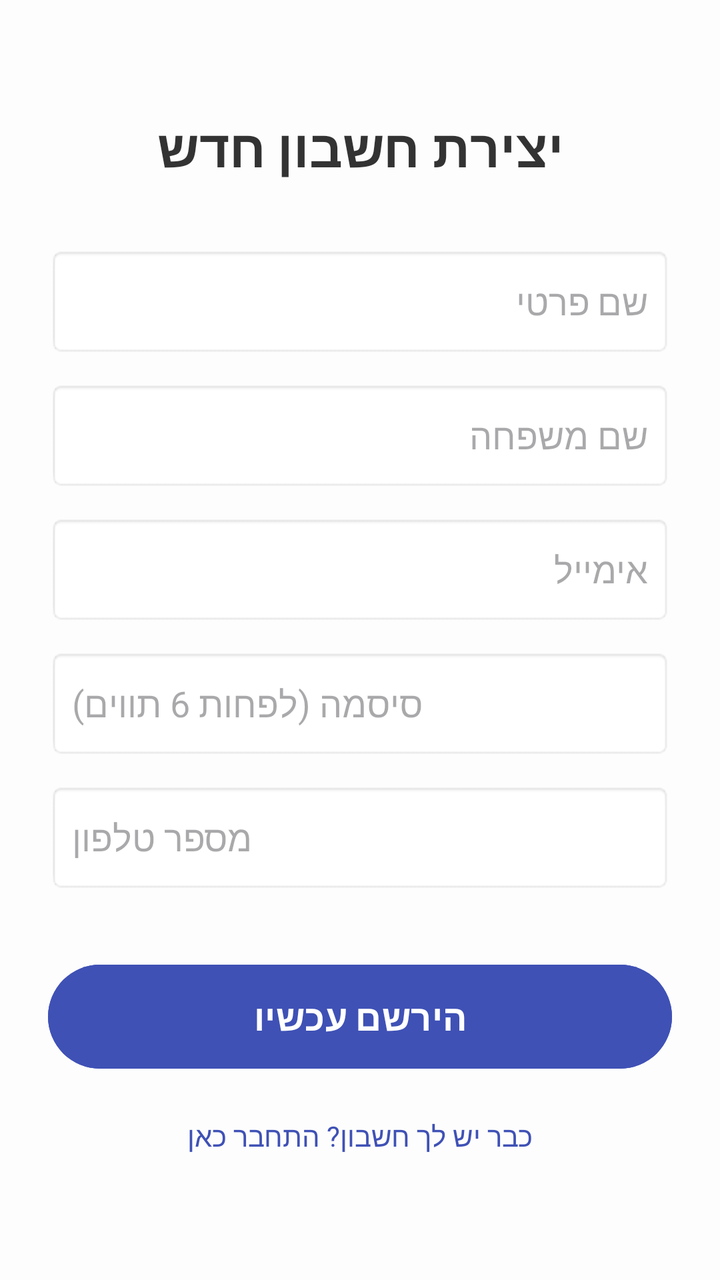
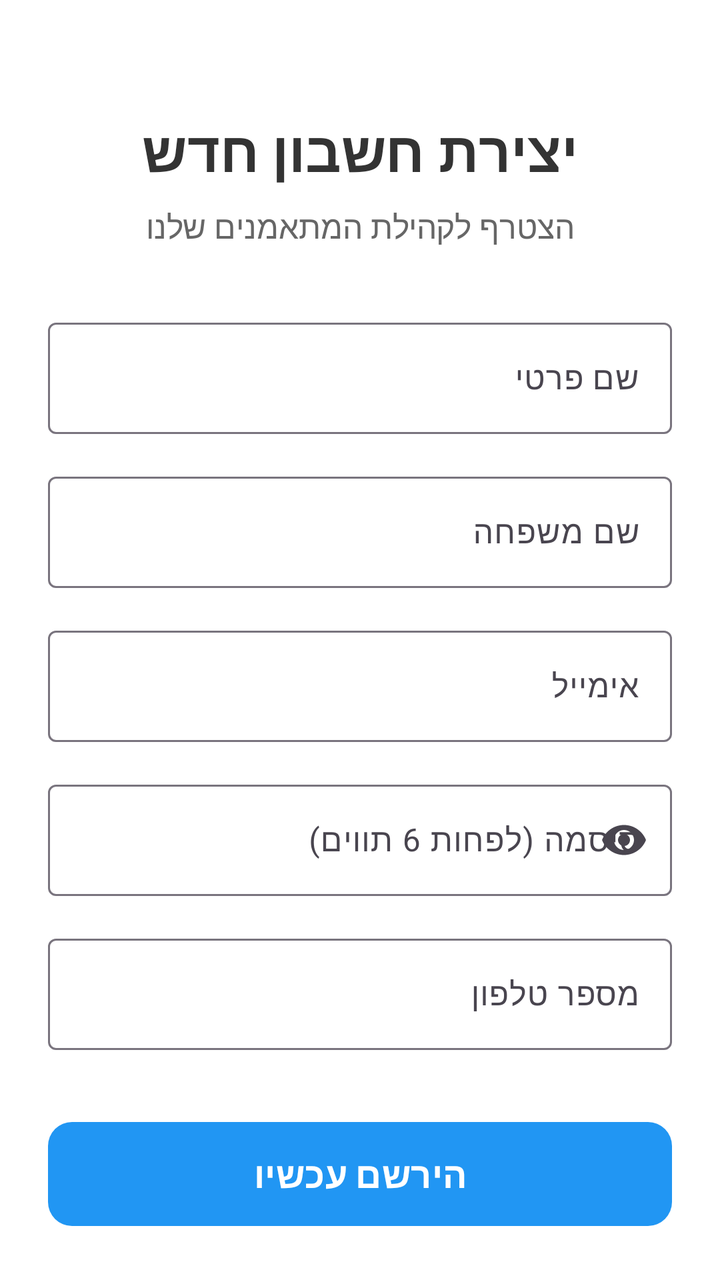

The first picture is an Android layout as it rendered before a commit; the second is the same layout after the commit. The layout source and the unified diff follow.
<!-- AndroidManifest.xml: application theme Theme.Gym_calender10 -->
<!-- res/layout/activity_register.xml -->
<?xml version="1.0" encoding="utf-8"?>
<androidx.constraintlayout.widget.ConstraintLayout
    xmlns:android="http://schemas.android.com/apk/res/android"
    xmlns:app="http://schemas.android.com/apk/res-auto"
    xmlns:tools="http://schemas.android.com/tools"
    android:id="@+id/main"
    android:layout_width="match_parent"
    android:layout_height="match_parent"
    android:padding="24dp"
    android:background="#FDFDFD"
    tools:context=".RegisterActivity">

    <TextView
        android:id="@+id/topic"
        android:layout_width="wrap_content"
        android:layout_height="wrap_content"
        android:layout_marginTop="32dp"
        android:text="יצירת חשבון חדש"
        android:textColor="#333333"
        android:textSize="26sp"
        android:textStyle="bold"
        app:layout_constraintEnd_toEndOf="parent"
        app:layout_constraintStart_toStartOf="parent"
        app:layout_constraintTop_toTopOf="parent" />

    <EditText
        android:id="@+id/fname"
        android:layout_width="0dp"
        android:layout_height="55dp"
        android:layout_marginTop="32dp"
        android:background="@android:drawable/editbox_background"
        android:hint="שם פרטי"
        android:inputType="textPersonName"
        android:padding="12dp"
        app:layout_constraintEnd_toEndOf="parent"
        app:layout_constraintStart_toStartOf="parent"
        app:layout_constraintTop_toBottomOf="@+id/topic" />

    <EditText
        android:id="@+id/et_lname"
        android:layout_width="0dp"
        android:layout_height="55dp"
        android:layout_marginTop="12dp"
        android:background="@android:drawable/editbox_background"
        android:hint="שם משפחה"
        android:inputType="textPersonName"
        android:padding="12dp"
        app:layout_constraintEnd_toEndOf="parent"
        app:layout_constraintStart_toStartOf="parent"
        app:layout_constraintTop_toBottomOf="@+id/fname" />

    <EditText
        android:id="@+id/et_email"
        android:layout_width="0dp"
        android:layout_height="55dp"
        android:layout_marginTop="12dp"
        android:background="@android:drawable/editbox_background"
        android:hint="אימייל"
        android:inputType="textEmailAddress"
        android:padding="12dp"
        app:layout_constraintEnd_toEndOf="parent"
        app:layout_constraintStart_toStartOf="parent"
        app:layout_constraintTop_toBottomOf="@+id/et_lname" />

    <EditText
        android:id="@+id/et_password"
        android:layout_width="0dp"
        android:layout_height="55dp"
        android:layout_marginTop="12dp"
        android:background="@android:drawable/editbox_background"
        android:hint="סיסמה (לפחות 6 תווים)"
        android:inputType="textPassword"
        android:padding="12dp"
        app:layout_constraintEnd_toEndOf="parent"
        app:layout_constraintStart_toStartOf="parent"
        app:layout_constraintTop_toBottomOf="@+id/et_email" />

    <EditText
        android:id="@+id/et_phone"
        android:layout_width="0dp"
        android:layout_height="55dp"
        android:layout_marginTop="12dp"
        android:background="@android:drawable/editbox_background"
        android:hint="מספר טלפון"
        android:inputType="phone"
        android:padding="12dp"
        app:layout_constraintEnd_toEndOf="parent"
        app:layout_constraintStart_toStartOf="parent"
        app:layout_constraintTop_toBottomOf="@+id/et_password" />

    <Button
        android:id="@+id/btnRegister"
        android:layout_width="0dp"
        android:layout_height="60dp"
        android:layout_marginTop="32dp"
        android:backgroundTint="#3F51B5"
        android:text="הירשם עכשיו"
        android:textColor="#FFFFFF"
        android:textSize="18sp"
        android:textStyle="bold"
        app:layout_constraintEnd_toEndOf="parent"
        app:layout_constraintStart_toStartOf="parent"
        app:layout_constraintTop_toBottomOf="@+id/et_phone" />

    <TextView
        android:id="@+id/btnToLogin"
        android:layout_width="wrap_content"
        android:layout_height="wrap_content"
        android:layout_marginTop="20dp"
        android:text="כבר יש לך חשבון? התחבר כאן"
        android:textColor="#3F51B5"
        android:textSize="14sp"
        app:layout_constraintEnd_toEndOf="parent"
        app:layout_constraintStart_toStartOf="parent"
        app:layout_constraintTop_toBottomOf="@+id/btnRegister" />

</androidx.constraintlayout.widget.ConstraintLayout>
<!-- resources referenced by this layout -->
<resources>
  <style name="Theme.Gym_calender10" parent="Theme.Material3.Light.NoActionBar">
          <item name="android:colorBackground">#FFFFFF</item>
          <item name="android:textColor">#000000</item>
          <item name="colorPrimary">#2196F3</item>
          <item name="colorPrimaryDark">#1976D2</item>
          <item name="colorAccent">#03A9F4</item>
      </style>
</resources>

<!-- the commit's change to res/layout/activity_register.xml (unified diff, before → after) -->
@@ -1,117 +1,160 @@
 <?xml version="1.0" encoding="utf-8"?>
-<androidx.constraintlayout.widget.ConstraintLayout
-    xmlns:android="http://schemas.android.com/apk/res/android"
+<androidx.core.widget.NestedScrollView xmlns:android="http://schemas.android.com/apk/res/android"
     xmlns:app="http://schemas.android.com/apk/res-auto"
     xmlns:tools="http://schemas.android.com/tools"
-    android:id="@+id/main"
     android:layout_width="match_parent"
     android:layout_height="match_parent"
-    android:padding="24dp"
-    android:background="#FDFDFD"
-    tools:context=".RegisterActivity">
+    android:background="#FFFFFF"
+    android:fillViewport="true">
 
-    <TextView
-        android:id="@+id/topic"
-        android:layout_width="wrap_content"
+    <androidx.constraintlayout.widget.ConstraintLayout
+        android:id="@+id/main"
+        android:layout_width="match_parent"
         android:layout_height="wrap_content"
-        android:layout_marginTop="32dp"
-        android:text="יצירת חשבון חדש"
-        android:textColor="#333333"
-        android:textSize="26sp"
-        android:textStyle="bold"
-        app:layout_constraintEnd_toEndOf="parent"
-        app:layout_constraintStart_toStartOf="parent"
-        app:layout_constraintTop_toTopOf="parent" />
+        android:padding="24dp"
+        tools:context=".RegisterActivity">
 
-    <EditText
-        android:id="@+id/fname"
-        android:layout_width="0dp"
-        android:layout_height="55dp"
-        android:layout_marginTop="32dp"
-        android:background="@android:drawable/editbox_background"
-        android:hint="שם פרטי"
-        android:inputType="textPersonName"
-        android:padding="12dp"
-        app:layout_constraintEnd_toEndOf="parent"
-        app:layout_constraintStart_toStartOf="parent"
-        app:layout_constraintTop_toBottomOf="@+id/topic" />
+        <TextView
+            android:id="@+id/topic"
+            android:layout_width="wrap_content"
+            android:layout_height="wrap_content"
+            android:layout_marginTop="32dp"
+            android:text="יצירת חשבון חדש"
+            android:textColor="#333333"
+            android:textSize="28sp"
+            android:textStyle="bold"
+            app:layout_constraintEnd_toEndOf="parent"
+            app:layout_constraintStart_toStartOf="parent"
+            app:layout_constraintTop_toTopOf="parent" />
 
-    <EditText
-        android:id="@+id/et_lname"
-        android:layout_width="0dp"
-        android:layout_height="55dp"
-        android:layout_marginTop="12dp"
-        android:background="@android:drawable/editbox_background"
-        android:hint="שם משפחה"
-        android:inputType="textPersonName"
-        android:padding="12dp"
-        app:layout_constraintEnd_toEndOf="parent"
-        app:layout_constraintStart_toStartOf="parent"
-        app:layout_constraintTop_toBottomOf="@+id/fname" />
+        <TextView
+            android:id="@+id/subTopic"
+            android:layout_width="wrap_content"
+            android:layout_height="wrap_content"
+            android:layout_marginTop="8dp"
+            android:text="הצטרף לקהילת המתאמנים שלנו"
+            android:textColor="#666666"
+            android:textSize="16sp"
+            app:layout_constraintEnd_toEndOf="parent"
+            app:layout_constraintStart_toStartOf="parent"
+            app:layout_constraintTop_toBottomOf="@+id/topic" />
 
-    <EditText
-        android:id="@+id/et_email"
-        android:layout_width="0dp"
-        android:layout_height="55dp"
-        android:layout_marginTop="12dp"
-        android:background="@android:drawable/editbox_background"
-        android:hint="אימייל"
-        android:inputType="textEmailAddress"
-        android:padding="12dp"
-        app:layout_constraintEnd_toEndOf="parent"
-        app:layout_constraintStart_toStartOf="parent"
-        app:layout_constraintTop_toBottomOf="@+id/et_lname" />
+        <com.google.android.material.textfield.TextInputLayout
+            android:id="@+id/til_fname"
+            style="@style/Widget.Material3.TextInputLayout.OutlinedBox"
+            android:layout_width="0dp"
+            android:layout_height="wrap_content"
+            android:layout_marginTop="32dp"
+            android:hint="שם פרטי"
+            app:layout_constraintEnd_toEndOf="parent"
+            app:layout_constraintStart_toStartOf="parent"
+            app:layout_constraintTop_toBottomOf="@+id/subTopic">
 
-    <EditText
-        android:id="@+id/et_password"
-        android:layout_width="0dp"
-        android:layout_height="55dp"
-        android:layout_marginTop="12dp"
-        android:background="@android:drawable/editbox_background"
-        android:hint="סיסמה (לפחות 6 תווים)"
-        android:inputType="textPassword"
-        android:padding="12dp"
-        app:layout_constraintEnd_toEndOf="parent"
-        app:layout_constraintStart_toStartOf="parent"
-        app:layout_constraintTop_toBottomOf="@+id/et_email" />
+            <com.google.android.material.textfield.TextInputEditText
+                android:id="@+id/fname"
+                android:layout_width="match_parent"
+                android:layout_height="wrap_content"
+                android:inputType="textPersonName" />
+        </com.google.android.material.textfield.TextInputLayout>
 
-    <EditText
-        android:id="@+id/et_phone"
-        android:layout_width="0dp"
-        android:layout_height="55dp"
-        android:layout_marginTop="12dp"
-        android:background="@android:drawable/editbox_background"
-        android:hint="מספר טלפון"
-        android:inputType="phone"
-        android:padding="12dp"
-        app:layout_constraintEnd_toEndOf="parent"
-        app:layout_constraintStart_toStartOf="parent"
-        app:layout_constraintTop_toBottomOf="@+id/et_password" />
+        <com.google.android.material.textfield.TextInputLayout
+            android:id="@+id/til_lname"
+            style="@style/Widget.Material3.TextInputLayout.OutlinedBox"
+            android:layout_width="0dp"
+            android:layout_height="wrap_content"
+            android:layout_marginTop="16dp"
+            android:hint="שם משפחה"
+            app:layout_constraintEnd_toEndOf="parent"
+            app:layout_constraintStart_toStartOf="parent"
+            app:layout_constraintTop_toBottomOf="@+id/til_fname">
 
-    <Button
-        android:id="@+id/btnRegister"
-        android:layout_width="0dp"
-        android:layout_height="60dp"
-        android:layout_marginTop="32dp"
-        android:backgroundTint="#3F51B5"
-        android:text="הירשם עכשיו"
-        android:textColor="#FFFFFF"
-        android:textSize="18sp"
-        android:textStyle="bold"
-        app:layout_constraintEnd_toEndOf="parent"
-        app:layout_constraintStart_toStartOf="parent"
-        app:layout_constraintTop_toBottomOf="@+id/et_phone" />
+            <com.google.android.material.textfield.TextInputEditText
+                android:id="@+id/et_lname"
+                android:layout_width="match_parent"
+                android:layout_height="wrap_content"
+                android:inputType="textPersonName" />
+        </com.google.android.material.textfield.TextInputLayout>
 
-    <TextView
-        android:id="@+id/btnToLogin"
-        android:layout_width="wrap_content"
-        android:layout_height="wrap_content"
-        android:layout_marginTop="20dp"
-        android:text="כבר יש לך חשבון? התחבר כאן"
-        android:textColor="#3F51B5"
-        android:textSize="14sp"
-        app:layout_constraintEnd_toEndOf="parent"
-        app:layout_constraintStart_toStartOf="parent"
-        app:layout_constraintTop_toBottomOf="@+id/btnRegister" />
+        <com.google.android.material.textfield.TextInputLayout
+            android:id="@+id/til_email"
+            style="@style/Widget.Material3.TextInputLayout.OutlinedBox"
+            android:layout_width="0dp"
+            android:layout_height="wrap_content"
+            android:layout_marginTop="16dp"
+            android:hint="אימייל"
+            app:layout_constraintEnd_toEndOf="parent"
+            app:layout_constraintStart_toStartOf="parent"
+            app:layout_constraintTop_toBottomOf="@+id/til_lname">
 
-</androidx.constraintlayout.widget.ConstraintLayout>
+            <com.google.android.material.textfield.TextInputEditText
+                android:id="@+id/et_email"
+                android:layout_width="match_parent"
+                android:layout_height="wrap_content"
+                android:inputType="textEmailAddress" />
+        </com.google.android.material.textfield.TextInputLayout>
+
+        <com.google.android.material.textfield.TextInputLayout
+            android:id="@+id/til_password"
+            style="@style/Widget.Material3.TextInputLayout.OutlinedBox"
+            android:layout_width="0dp"
+            android:layout_height="wrap_content"
+            android:layout_marginTop="16dp"
+            android:hint="סיסמה (לפחות 6 תווים)"
+            app:endIconMode="password_toggle"
+            app:layout_constraintEnd_toEndOf="parent"
+            app:layout_constraintStart_toStartOf="parent"
+            app:layout_constraintTop_toBottomOf="@+id/til_email">
+
+            <com.google.android.material.textfield.TextInputEditText
+                android:id="@+id/et_password"
+                android:layout_width="match_parent"
+                android:layout_height="wrap_content"
+                android:inputType="textPassword" />
+        </com.google.android.material.textfield.TextInputLayout>
+
+        <com.google.android.material.textfield.TextInputLayout
+            android:id="@+id/til_phone"
+            style="@style/Widget.Material3.TextInputLayout.OutlinedBox"
+            android:layout_width="0dp"
+            android:layout_height="wrap_content"
+            android:layout_marginTop="16dp"
+            android:hint="מספר טלפון"
+            app:layout_constraintEnd_toEndOf="parent"
+            app:layout_constraintStart_toStartOf="parent"
+            app:layout_constraintTop_toBottomOf="@+id/til_password">
+
+            <com.google.android.material.textfield.TextInputEditText
+                android:id="@+id/et_phone"
+                android:layout_width="match_parent"
+                android:layout_height="wrap_content"
+                android:inputType="phone" />
+        </com.google.android.material.textfield.TextInputLayout>
+
+        <com.google.android.material.button.MaterialButton
+            android:id="@+id/btnRegister"
+            android:layout_width="0dp"
+            android:layout_height="60dp"
+            android:layout_marginTop="32dp"
+            android:text="הירשם עכשיו"
+            android:textSize="18sp"
+            android:textStyle="bold"
+            app:cornerRadius="12dp"
+            app:layout_constraintEnd_toEndOf="parent"
+            app:layout_constraintStart_toStartOf="parent"
+            app:layout_constraintTop_toBottomOf="@+id/til_phone" />
+
+        <com.google.android.material.button.MaterialButton
+            android:id="@+id/btnToLogin"
+            style="@style/Widget.Material3.Button.TextButton"
+            android:layout_width="wrap_content"
+            android:layout_height="wrap_content"
+            android:layout_marginTop="16dp"
+            android:layout_marginBottom="32dp"
+            android:text="כבר יש לך חשבון? התחבר כאן"
+            app:layout_constraintBottom_toBottomOf="parent"
+            app:layout_constraintEnd_toEndOf="parent"
+            app:layout_constraintStart_toStartOf="parent"
+            app:layout_constraintTop_toBottomOf="@+id/btnRegister" />
+
+    </androidx.constraintlayout.widget.ConstraintLayout>
+</androidx.core.widget.NestedScrollView>
